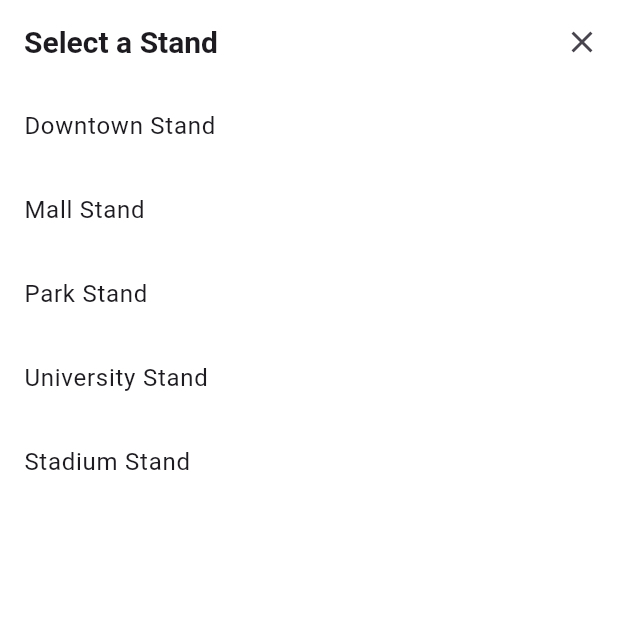
After one commit to Dustin-Branch/GeauxSnow, a Flutter app: the screen it shows after launch, after a tap on "Find a Stand", on a phone screen of 412 x 824 dp, the top half of it. The commit adds this screen. Run offline on Flutter 3.47's test engine with Material 3 defaults, Android fonts, the phone set to English and light mode, and no system bars; accounts and stored records are empty.

Commit message:
feat: add select stand screen with dummy data and handle setting the active stand

```diff
--- /dev/null
+++ b/lib/home/select_stand.dart
@@ -0,0 +1,54 @@
+import 'package:flutter/material.dart';
+import 'package:geaux_snow/models/stand.dart';
+import 'package:provider/provider.dart';
+
+class SelectStand extends StatelessWidget {
+  final List<StandDto> stands;
+
+  const SelectStand({super.key, required this.stands});
+
+  @override
+  Widget build(BuildContext context) {
+    return Scaffold(
+      backgroundColor: Colors.white,
+      appBar: AppBar(
+        backgroundColor: Colors.white,
+        automaticallyImplyLeading: false,
+        title: const Text(
+          'Select a Stand',
+          style: TextStyle(fontSize: 20, fontWeight: FontWeight.bold),
+        ),
+        centerTitle: false,
+        actions: [
+          IconButton(
+            icon: const Icon(Icons.close),
+            tooltip: 'Close',
+            onPressed: () => Navigator.of(context).pop(),
+          ),
+        ],
+      ),
+      body: ListView.builder(
+        itemCount: stands.length,
+        itemBuilder: (context, index) {
+          final stand = stands[index];
+          return Material(
+            color: Colors.white,
+            child: ListTile(
+              title: Text(stand.name),
+              hoverColor: Colors.grey.shade200,
+              selectedTileColor: Colors.grey.shade300,
+              splashColor: Theme.of(context).splashColor,
+              onTap: () {
+                Provider.of<SelectedStandProvider>(
+                  context,
+                  listen: false,
+                ).setSelectedStand(stand);
+                Navigator.of(context).pop();
+              },
+            ),
+          );
+        },
+      ),
+    );
+  }
+}
```
Also changed, not shown: lib/home/home.dart (+15 -52 lines).
